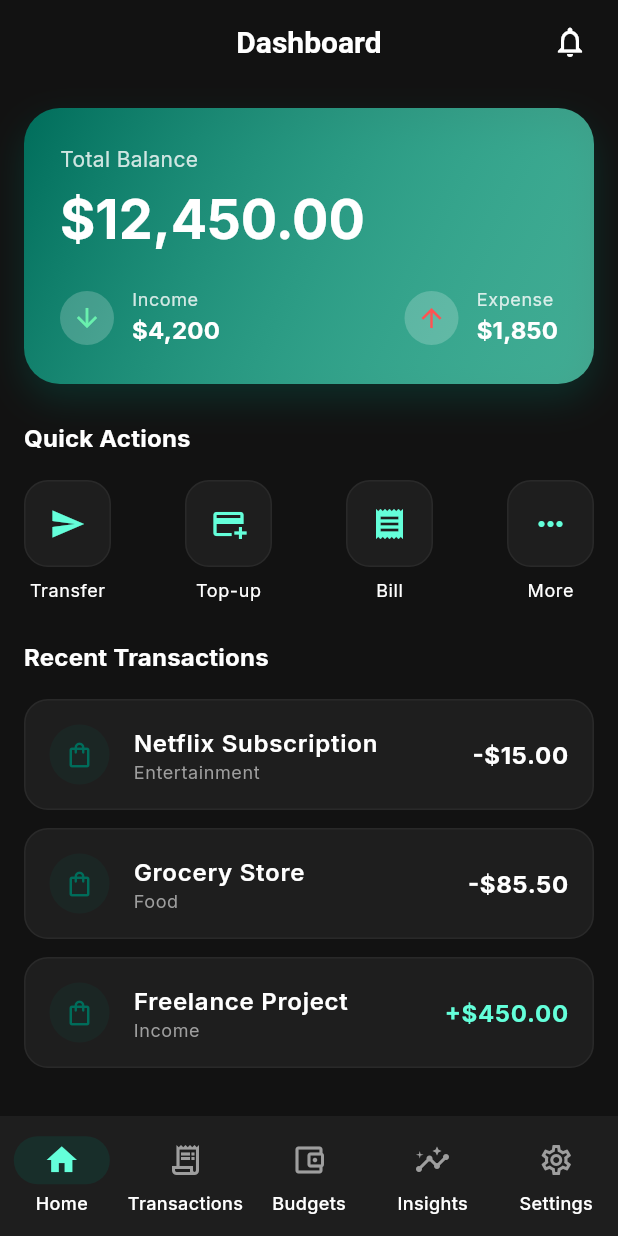
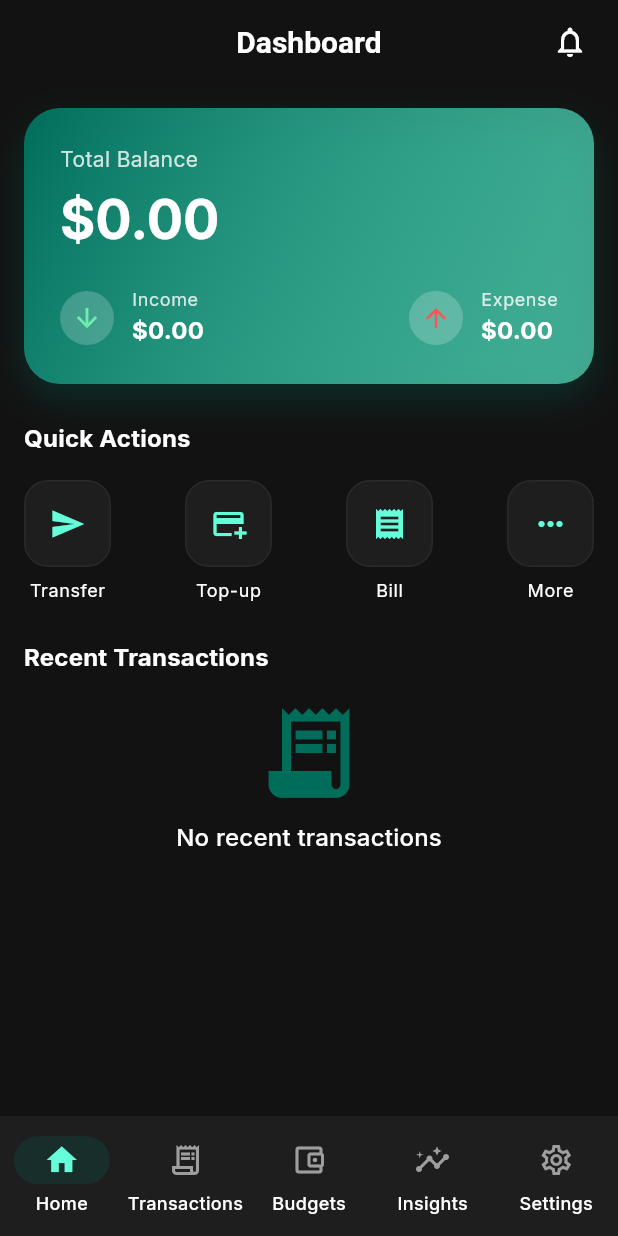
Before and after one commit to KameshEas/Cashlyze_Flutter, a Flutter app: the screen it shows once a user with an empty profile is signed in, on a phone screen of 412 x 824 dp. Run offline on Flutter 3.47's test engine with Material 3 defaults, Android fonts, the phone set to English and light mode, and no system bars; our stand-ins replace cloud_firestore, csv, file_picker, firebase_analytics, firebase_auth, firebase_core and 7 more; accounts and stored records are empty.

Commit message:
feat(home): convert HomeScreen to ConsumerWidget and add state management
- Refactor HomeScreen to use Riverpod for state management
- Add dynamic data display for balance, quick actions, and transactions
- Implement quick add transaction functionality
- Add loading and error states for transaction list

```diff
--- a/lib/features/home/home_screen.dart
+++ b/lib/features/home/home_screen.dart
@@ -1,19 +1,29 @@
 import 'package:flutter/material.dart';
+import 'package:flutter_riverpod/flutter_riverpod.dart';
+import 'package:go_router/go_router.dart';
+import '../../core/providers/onboarding_provider.dart';
+import '../../core/providers/insights_providers.dart';
+import '../../core/providers/transaction_providers.dart';
+import '../../core/services/transaction_ingest_service.dart';
+import '../../core/services/auth_service.dart';
+import '../../core/utils/format.dart';
+import '../../core/widgets/skeleton.dart';
+import '../../core/models/transaction.dart';
 
-class HomeScreen extends StatelessWidget {
+class HomeScreen extends ConsumerWidget {
   const HomeScreen({super.key});
 
   @override
-  Widget build(BuildContext context) {
+  Widget build(BuildContext context, WidgetRef ref) {
+    final prefs = ref.watch(sharedPrefsServiceProvider);
+    final currency = prefs.currency;
+    final kpis = ref.watch(kpisProvider);
+    final txsAsync = ref.watch(recentTransactionsProvider);
     return Scaffold(
       appBar: AppBar(
         title: const Text('Dashboard'),
         actions: [
-          IconButton(
-            icon: const Icon(Icons.notifications_outlined),
-            onPressed: () {},
-            tooltip: 'Notifications',
-          ),
+          IconButton(icon: const Icon(Icons.notifications_outlined), onPressed: () {}, tooltip: 'Notifications'),
           const SizedBox(width: 8),
         ],
       ),
@@ -22,143 +32,61 @@ class HomeScreen extends StatelessWidget {
         child: Column(
           crossAxisAlignment: CrossAxisAlignment.start,
           children: [
-            _buildBalanceCard(context),
+            _buildBalanceCard(context, currency, kpis),
             const SizedBox(height: 24),
-            Text(
-              'Quick Actions',
-              style: Theme.of(
-                context,
-              ).textTheme.titleMedium?.copyWith(fontWeight: FontWeight.bold),
-            ),
+            Text('Quick Actions', style: Theme.of(context).textTheme.titleMedium?.copyWith(fontWeight: FontWeight.bold)),
             const SizedBox(height: 16),
-            _buildQuickActions(context),
+            _buildQuickActions(context, ref),
             const SizedBox(height: 24),
-            Text(
-              'Recent Transactions',
-              style: Theme.of(
-                context,
-              ).textTheme.titleMedium?.copyWith(fontWeight: FontWeight.bold),
-            ),
+            Text('Recent Transactions', style: Theme.of(context).textTheme.titleMedium?.copyWith(fontWeight: FontWeight.bold)),
             const SizedBox(height: 16),
-            _buildRecentTransactions(context),
+            _buildRecentTransactions(context, ref, currency, txsAsync),
           ],
         ),
       ),
     );
   }
 
-  Widget _buildBalanceCard(BuildContext context) {
+  Widget _buildBalanceCard(BuildContext context, String currency, Kpis kpis) {
     return Container(
       width: double.infinity,
       padding: const EdgeInsets.all(24),
       decoration: BoxDecoration(
-        gradient: LinearGradient(
-          colors: [
-            Theme.of(context).colorScheme.primary,
-            Theme.of(context).colorScheme.secondary.withValues(alpha: 0.6),
-          ],
-          begin: Alignment.topLeft,
-          end: Alignment.bottomRight,
+        gradient: LinearGradient(colors: [Theme.of(context).colorScheme.primary, Theme.of(context).colorScheme.secondary.withValues(alpha: 0.6)], begin: Alignment.topLeft, end: Alignment.bottomRight),
+        borderRadius: BorderRadius.circular(24),
+        boxShadow: [BoxShadow(color: Theme.of(context).colorScheme.primary.withValues(alpha: 0.3), blurRadius: 20, offset: const Offset(0, 10))],
       ),
-        borderRadius: BorderRadius.circular(24),
-        boxShadow: [
-          BoxShadow(
-            color: Theme.of(context).colorScheme.primary.withValues(alpha: 0.3),
-            blurRadius: 20,
-            offset: const Offset(0, 10),
-          ),
-        ],
-      ),
-      child: Column(
-        crossAxisAlignment: CrossAxisAlignment.start,
-        children: [
-          Text(
-            'Total Balance',
-            style: Theme.of(context).textTheme.bodyMedium?.copyWith(
-              color: Colors.white.withValues(alpha: 0.8),
-            ),
-          ),
+      child: Column(crossAxisAlignment: CrossAxisAlignment.start, children: [
+        Text('Total Balance', style: Theme.of(context).textTheme.bodyMedium?.copyWith(color: Colors.white.withValues(alpha: 0.8))),
         const SizedBox(height: 8),
-          Text(
-            '\$12,450.00',
-            style: Theme.of(context).textTheme.displaySmall?.copyWith(
-              color: Colors.white,
-              fontWeight: FontWeight.bold,
-            ),
-          ),
+        Text(formatAmount(kpis.net, currency), style: Theme.of(context).textTheme.displaySmall?.copyWith(color: Colors.white, fontWeight: FontWeight.bold)),
         const SizedBox(height: 24),
-          Row(
-            mainAxisAlignment: MainAxisAlignment.spaceBetween,
-            children: [
-              _buildBalanceDetail(
-                context,
-                'Income',
-                '\$4,200',
-                Icons.arrow_downward,
-                Colors.greenAccent,
-              ),
-              _buildBalanceDetail(
-                context,
-                'Expense',
-                '\$1,850',
-                Icons.arrow_upward,
-                Colors.redAccent,
-              ),
-            ],
-          ),
-        ],
-      ),
+        Row(mainAxisAlignment: MainAxisAlignment.spaceBetween, children: [
+          _buildBalanceDetail(context, 'Income', formatAmount(kpis.income, currency), Icons.arrow_downward, Colors.greenAccent),
+          _buildBalanceDetail(context, 'Expense', formatAmount(kpis.expense, currency), Icons.arrow_upward, Colors.redAccent),
+        ]),
+      ]),
     );
   }
 
-  Widget _buildBalanceDetail(
-    BuildContext context,
-    String label,
-    String amount,
-    IconData icon,
-    Color color,
-  ) {
-    return Row(
-      children: [
-        Container(
-          padding: const EdgeInsets.all(8),
-          decoration: BoxDecoration(
-            color: Colors.white.withValues(alpha: 0.2),
-            shape: BoxShape.circle,
-          ),
-          child: Icon(icon, color: color, size: 20),
-        ),
+  Widget _buildBalanceDetail(BuildContext context, String label, String amount, IconData icon, Color color) {
+    return Row(children: [
+      Container(padding: const EdgeInsets.all(8), decoration: BoxDecoration(color: Colors.white.withValues(alpha: 0.2), shape: BoxShape.circle), child: Icon(icon, color: color, size: 20)),
       const SizedBox(width: 12),
-        Column(
-          crossAxisAlignment: CrossAxisAlignment.start,
-          children: [
-            Text(
-              label,
-              style: Theme.of(context).textTheme.bodySmall?.copyWith(
-                color: Colors.white.withValues(alpha: 0.8),
-              ),
-            ),
-            Text(
-              amount,
-              style: Theme.of(context).textTheme.titleMedium?.copyWith(
-                color: Colors.white,
-                fontWeight: FontWeight.bold,
-              ),
-            ),
-          ],
-        ),
-      ],
-    );
+      Column(crossAxisAlignment: CrossAxisAlignment.start, children: [
+        Text(label, style: Theme.of(context).textTheme.bodySmall?.copyWith(color: Colors.white.withValues(alpha: 0.8))),
+        Text(amount, style: Theme.of(context).textTheme.titleMedium?.copyWith(color: Colors.white, fontWeight: FontWeight.bold)),
+      ]),
+    ]);
   }
 
-  Widget _buildQuickActions(BuildContext context) {
+  Widget _buildQuickActions(BuildContext context, WidgetRef ref) {
     final actions = [
-      {'icon': Icons.send, 'label': 'Transfer'},
-      {'icon': Icons.add_card, 'label': 'Top-up'},
-      {'icon': Icons.receipt, 'label': 'Bill'},
-      {'icon': Icons.more_horiz, 'label': 'More'},
+      {'icon': Icons.send, 'label': 'Transfer', 'type': 'Expense', 'category': 'Transport'},
+      {'icon': Icons.add_card, 'label': 'Top-up', 'type': 'Income', 'category': 'Income'},
+      {'icon': Icons.receipt, 'label': 'Bill', 'type': 'Expense', 'category': 'General'},
+      {'icon': Icons.more_horiz, 'label': 'More', 'route': '/transactions'},
     ];
-
     return Row(
       mainAxisAlignment: MainAxisAlignment.spaceBetween,
       children: actions.map((action) {
@@ -167,16 +95,35 @@ class HomeScreen extends StatelessWidget {
             Semantics(
               label: '${action['label']} action',
               button: true,
+              child: InkWell(
+                onTap: () {
+                  if (action.containsKey('route')) {
+                    GoRouter.of(context).go(action['route'] as String);
+                  } else {
+                    _openQuickAdd(
+                      context,
+                      ref,
+                      type: action['type'] as String,
+                      category: action['category'] as String,
+                    );
+                  }
+                },
+                borderRadius: BorderRadius.circular(16),
+                focusColor: Theme.of(context).colorScheme.primary.withValues(alpha: 0.1),
+                hoverColor: Theme.of(context).colorScheme.secondary.withValues(alpha: 0.08),
                 child: Container(
                   padding: const EdgeInsets.all(16),
                   decoration: BoxDecoration(
                     color: Theme.of(context).colorScheme.surface,
                     borderRadius: BorderRadius.circular(16),
-                  border: Border.all(color: Colors.white.withValues(alpha: 0.05)),
+                    border: Border.all(
+                      color: Colors.white.withValues(alpha: 0.05),
+                    ),
                   ),
                   child: Icon(
                     action['icon'] as IconData,
                     color: Theme.of(context).colorScheme.secondary,
+                  ),
                 ),
               ),
             ),
@@ -191,93 +138,91 @@ class HomeScreen extends StatelessWidget {
     );
   }
 
-  Widget _buildRecentTransactions(BuildContext context) {
-    return Column(
-      children: [
-        _buildTransactionItem(
-          context,
-          'Netflix Subscription',
-          'Entertainment',
-          '-\$15.00',
-          Colors.white,
-        ),
-        const SizedBox(height: 12),
-        _buildTransactionItem(
-          context,
-          'Grocery Store',
-          'Food',
-          '-\$85.50',
-          Colors.white,
-        ),
-        const SizedBox(height: 12),
-        _buildTransactionItem(
-          context,
-          'Freelance Project',
-          'Income',
-          '+\$450.00',
-          Theme.of(context).colorScheme.secondary,
-        ),
-      ],
+  Widget _buildRecentTransactions(BuildContext context, WidgetRef ref, String currency, AsyncValue<List<TransactionModel>> txsAsync) {
+    return txsAsync.when(
+      loading: () => Column(children: const [SkeletonListTile(), SizedBox(height: 12), SkeletonListTile(), SizedBox(height: 12), SkeletonListTile()]),
+      error: (e, _) => Container(padding: const EdgeInsets.all(12), decoration: BoxDecoration(color: Colors.red.withValues(alpha: 0.08), borderRadius: BorderRadius.circular(12), border: Border.all(color: Colors.red.withValues(alpha: 0.3))), child: Row(children: [const Icon(Icons.error_outline, color: Colors.red), const SizedBox(width: 8), Expanded(child: Text('Failed to load: $e'))])),
+      data: (items) {
+        if (items.isEmpty) {
+          return Center(child: Column(children: [Icon(Icons.receipt_long, size: 72, color: Theme.of(context).colorScheme.primary), const SizedBox(height: 8), Text('No recent transactions', style: Theme.of(context).textTheme.titleMedium)]));
+        }
+        final list = items.take(3).toList();
+        return Column(children: [
+          for (var i = 0; i < list.length; i++) ...[
+            _buildTransactionItem(context, list[i].title, list[i].categoryId ?? 'Uncategorized', formatAmount(list[i].amount, currency), list[i].amount < 0 ? Colors.white : Theme.of(context).colorScheme.secondary),
+            if (i < list.length - 1) const SizedBox(height: 12),
+          ]
+        ]);
+      },
     );
   }
 
-  Widget _buildTransactionItem(
-    BuildContext context,
-    String title,
-    String category,
-    String amount,
-    Color amountColor,
-  ) {
-    return Container(
-      padding: const EdgeInsets.all(16),
-      decoration: BoxDecoration(
-        color: Theme.of(context).colorScheme.surface,
-        borderRadius: BorderRadius.circular(16),
-        border: Border.all(color: Colors.white.withValues(alpha: 0.05)),
-      ),
-      child: Row(
-        children: [
-          Container(
-            padding: const EdgeInsets.all(10),
-            decoration: BoxDecoration(
-              color: Theme.of(context).colorScheme.primary.withValues(alpha: 0.1),
-              shape: BoxShape.circle,
-            ),
-            child: Icon(
-              Icons.shopping_bag_outlined,
-              color: Theme.of(context).colorScheme.primary,
-              size: 20,
-            ),
-          ),
+  Widget _buildTransactionItem(BuildContext context, String title, String category, String amount, Color amountColor) {
+    return Container(padding: const EdgeInsets.all(16), decoration: BoxDecoration(color: Theme.of(context).colorScheme.surface, borderRadius: BorderRadius.circular(16), border: Border.all(color: Colors.white.withValues(alpha: 0.05))), child: Row(children: [
+      Container(padding: const EdgeInsets.all(10), decoration: BoxDecoration(color: Theme.of(context).colorScheme.primary.withValues(alpha: 0.1), shape: BoxShape.circle), child: Icon(Icons.shopping_bag_outlined, color: Theme.of(context).colorScheme.primary, size: 20)),
       const SizedBox(width: 16),
-          Expanded(
-            child: Column(
-              crossAxisAlignment: CrossAxisAlignment.start,
-              children: [
-                Text(
-                  title,
-                  style: Theme.of(
-                    context,
-                  ).textTheme.bodyLarge?.copyWith(fontWeight: FontWeight.w600),
-                ),
-                Text(
-                  category,
-                  style: Theme.of(
-                    context,
-                  ).textTheme.bodySmall?.copyWith(color: Colors.grey),
-                ),
-              ],
-            ),
-          ),
-          Text(
-            amount,
-            style: Theme.of(context).textTheme.bodyLarge?.copyWith(
-              color: amountColor,
-              fontWeight: FontWeight.bold,
-            ),
-          ),
-        ],
+      Expanded(child: Column(crossAxisAlignment: CrossAxisAlignment.start, children: [Text(title, style: Theme.of(context).textTheme.bodyLarge?.copyWith(fontWeight: FontWeight.w600)), Text(category, style: Theme.of(context).textTheme.bodySmall?.copyWith(color: Colors.grey))])),
+      Text(amount, style: Theme.of(context).textTheme.bodyLarge?.copyWith(color: amountColor, fontWeight: FontWeight.bold)),
+    ]));
+  }
+
+  Future<void> _openQuickAdd(BuildContext context, WidgetRef ref, {required String type, required String category}) async {
+    final theme = Theme.of(context);
+    final titleController = TextEditingController();
+    final amountController = TextEditingController();
+    String localType = type;
+    String localCategory = category;
+    DateTime date = DateTime.now();
+    await showModalBottomSheet<void>(
+      context: context,
+      isScrollControlled: true,
+      isDismissible: false,
+      enableDrag: false,
+      backgroundColor: theme.colorScheme.surface,
+      shape: const RoundedRectangleBorder(borderRadius: BorderRadius.vertical(top: Radius.circular(16))),
+      builder: (ctx) {
+        final messenger = ScaffoldMessenger.of(context);
+        final nav = Navigator.of(context);
+        return Padding(
+          padding: EdgeInsets.only(bottom: MediaQuery.of(ctx).viewInsets.bottom),
+          child: Padding(
+            padding: const EdgeInsets.all(16.0),
+            child: Column(mainAxisSize: MainAxisSize.min, children: [
+              Container(width: 48, height: 4, decoration: BoxDecoration(color: Colors.white.withValues(alpha: 0.2), borderRadius: BorderRadius.circular(2))),
+              const SizedBox(height: 12),
+              Row(children: [
+                Expanded(child: DropdownButtonFormField<String>(initialValue: localType, items: const [DropdownMenuItem(value: 'Expense', child: Text('Expense')), DropdownMenuItem(value: 'Income', child: Text('Income'))], onChanged: (v) => localType = v ?? 'Expense', decoration: const InputDecoration(labelText: 'Type', filled: true))),
+                const SizedBox(width: 12),
+                Expanded(child: DropdownButtonFormField<String>(initialValue: localCategory, items: const [DropdownMenuItem(value: 'General', child: Text('General')), DropdownMenuItem(value: 'Food', child: Text('Food')), DropdownMenuItem(value: 'Entertainment', child: Text('Entertainment')), DropdownMenuItem(value: 'Transport', child: Text('Transport')), DropdownMenuItem(value: 'Income', child: Text('Income'))], onChanged: (v) => localCategory = v ?? 'General', decoration: const InputDecoration(labelText: 'Category', filled: true))),
+              ]),
+              const SizedBox(height: 12),
+              TextFormField(controller: titleController, decoration: const InputDecoration(labelText: 'Title', filled: true)),
+              const SizedBox(height: 12),
+              TextFormField(controller: amountController, keyboardType: const TextInputType.numberWithOptions(decimal: true), decoration: const InputDecoration(labelText: 'Amount', filled: true)),
+              const SizedBox(height: 12),
+              Row(children: [
+                Expanded(child: OutlinedButton(onPressed: () async {final picked = await showDatePicker(context: ctx, firstDate: DateTime(2000), lastDate: DateTime(2100), initialDate: date); if (picked != null) date = picked;}, child: Text('Date: ${date.toLocal()}'.split(' ').first))),
+                const SizedBox(width: 12),
+                FilledButton(onPressed: () async {
+                  final user = ref.read(currentUserProvider);
+                  if (user == null) return;
+                  final amount = double.tryParse(amountController.text) ?? 0;
+                  final ingest = ref.read(transactionIngestServiceProvider);
+                  try {
+                    await ingest.addManual(userId: user.uid, title: titleController.text, amount: amount, isIncome: localType == 'Income', categoryId: localCategory == 'General' ? null : localCategory, date: date, notes: null);
+                    nav.pop();
+                    messenger.showSnackBar(const SnackBar(content: Text('Transaction saved')));
+                  } catch (e) {
+                    messenger.showSnackBar(SnackBar(content: Text('Failed: $e')));
+                  }
+                }, child: const Text('Save')),
+              ]),
+            ]),
           ),
         );
+      },
+    );
+    titleController.dispose();
+    amountController.dispose();
   }
 }
--- a/lib/features/splash/splash_screen.dart
+++ b/lib/features/splash/splash_screen.dart
@@ -69,6 +69,12 @@ class _SplashScreenState extends ConsumerState<SplashScreen>
 
   @override
   Widget build(BuildContext context) {
+    ref.listen(authStateChangesProvider, (previous, next) {
+      WidgetsBinding.instance.addPostFrameCallback((_) => _maybeNavigate());
+    });
+    ref.listen(onboardingCompletedProvider, (previous, next) {
+      WidgetsBinding.instance.addPostFrameCallback((_) => _maybeNavigate());
+    });
     final theme = Theme.of(context);
     return Scaffold(
       body: FadeTransition(
```
Lines whose indentation alone changed are shown as unchanged.
